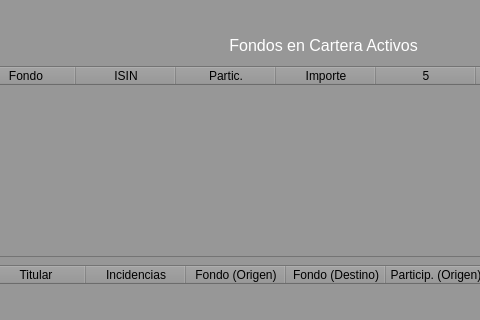
Before: the Qt Designer form src/GUI/PrincipalUsuario.ui in jesusramondovale/IngenicaSTS, drawn with Qt 5; both pictures show x 435 to 915 and y 155 to 475 of the 1381 by 724 pixel window.
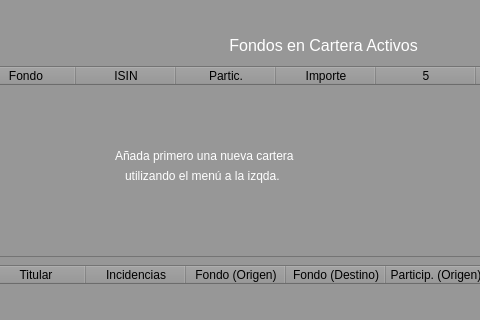
After: the same form once the commit is applied. Icons and pictures are not drawn.

```diff
--- a/src/GUI/PrincipalUsuario.ui
+++ b/src/GUI/PrincipalUsuario.ui
@@ -1289,8 +1289,8 @@
     <widget class="QLabel" name="labelSinCarteras">
      <property name="geometry">
       <rect>
-       <x>350</x>
-       <y>290</y>
+       <x>340</x>
+       <y>300</y>
        <width>241</width>
        <height>21</height>
       </rect>
@@ -1302,8 +1302,8 @@
     <widget class="QLabel" name="labelSinCarteras2">
      <property name="geometry">
       <rect>
-       <x>360</x>
-       <y>310</y>
+       <x>350</x>
+       <y>320</y>
        <width>211</width>
        <height>21</height>
       </rect>
@@ -1518,8 +1518,6 @@
     <zorder>buttonOpTraspaso</zorder>
     <zorder>horizontalLayoutWidget_2</zorder>
     <zorder>labelCarteraActual</zorder>
-    <zorder>labelSinCarteras</zorder>
-    <zorder>labelSinCarteras2</zorder>
     <zorder>buttonOpBasicaVenta</zorder>
     <zorder>label_7</zorder>
     <zorder>labelValorTotal</zorder>
@@ -1529,6 +1527,8 @@
     <zorder>labelRendimientoTotal</zorder>
     <zorder>tableFondosCartera</zorder>
     <zorder>tableOperaciones</zorder>
+    <zorder>labelSinCarteras2</zorder>
+    <zorder>labelSinCarteras</zorder>
    </widget>
    <zorder>frameBarra</zorder>
    <zorder>line</zorder>
```
